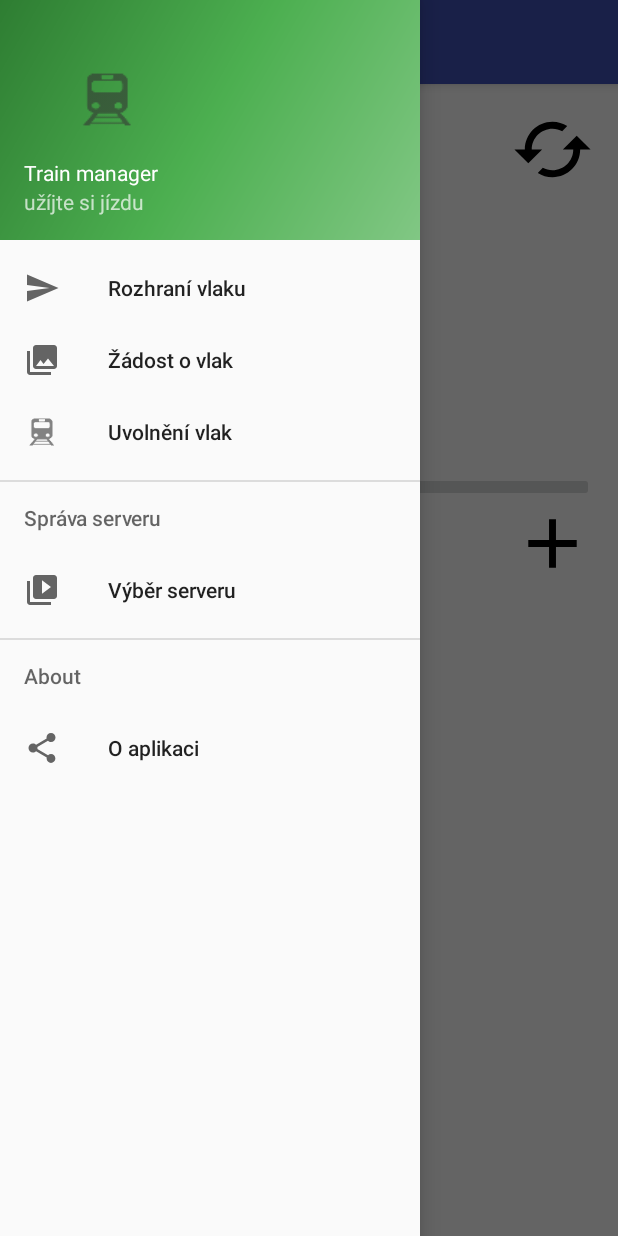
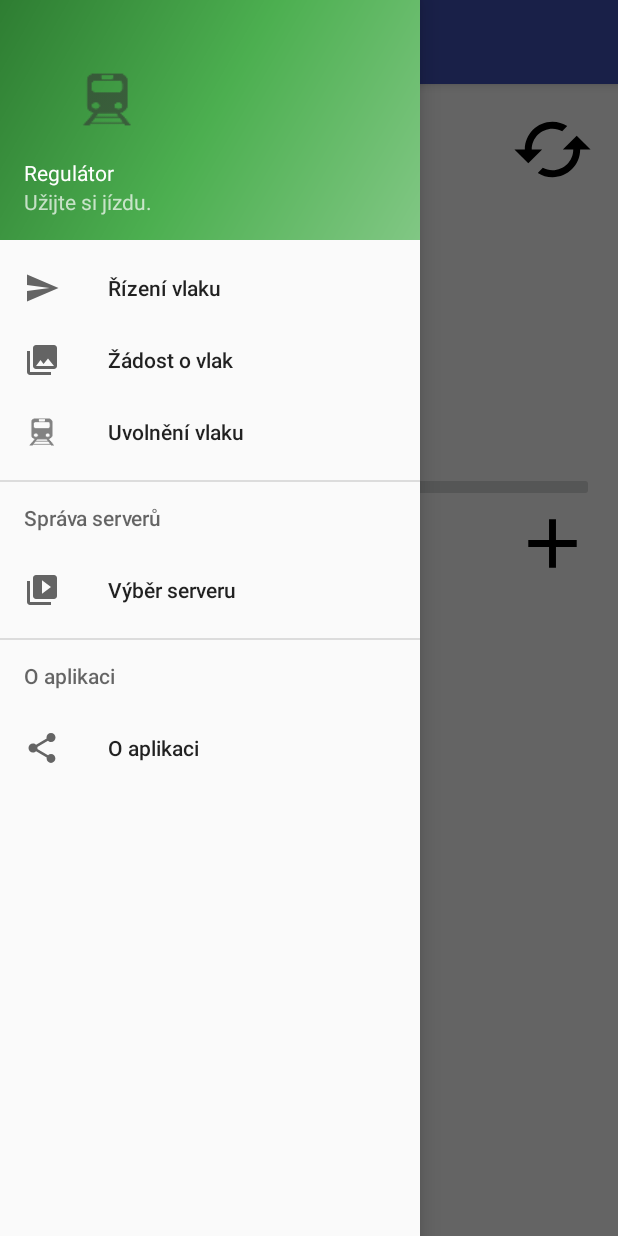
Before and after one commit to kmzbrnoI/hJOPandroidDriver, an Android app: the screen it shows after launch (MainActivity), with the side drawer open, on a phone screen of 412 x 824 dp. Run offline under Robolectric (Android 15) with nearby library versions, the phone set to English and light mode, and no system bars; our stand-ins replace EventBus.

Commit message:
Proper czech strings.

```diff
--- a/app/src/main/java/cz/mendelu/xmarik/train_manager/MainActivity.java
+++ b/app/src/main/java/cz/mendelu/xmarik/train_manager/MainActivity.java
@@ -174,7 +174,7 @@
         lAdapter.notifyDataSetChanged();
         Log.e("reload", "S: reoad done size '" + array.size() + "'");
         Toast.makeText(getApplicationContext(),
-                "vyhledávání serveru skončilo", Toast.LENGTH_LONG)
+                "Vyhledávání serverů dokončeno.", Toast.LENGTH_LONG)
                 .show();
     }
 
--- a/app/src/main/java/cz/mendelu/xmarik/train_manager/Trains_box.java
+++ b/app/src/main/java/cz/mendelu/xmarik/train_manager/Trains_box.java
@@ -192,7 +192,7 @@
 
     @Subscribe
     public void onEvent(ServerOkEvent event) {
-        dialogMessage.setText("Žádost odeslána, čekám na dispečera");
+        dialogMessage.setText("Žádost odeslána, čekám na dispečera.");
     }
 
 
--- a/app/src/main/res/layout/content_about.xml
+++ b/app/src/main/res/layout/content_about.xml
@@ -22,7 +22,7 @@
             android:layout_height="wrap_content"
             android:id="@+id/editText2"
             android:layout_weight="0.66"
-            android:text="aplikace sloužící k ovládání kolejových vozidel mobilním zařízením"
+            android:text="Aplikace sloužící k ovládání kolejových vozidel mobilním zařízením."
             android:editable="false" />
 
     </LinearLayout>
--- a/app/src/main/res/layout/nav_header_main.xml
+++ b/app/src/main/res/layout/nav_header_main.xml
@@ -24,13 +24,13 @@
         android:layout_width="match_parent"
         android:layout_height="wrap_content"
         android:paddingTop="@dimen/nav_header_vertical_spacing"
-        android:text="Train manager"
+        android:text="@string/app_name"
         android:textAppearance="@style/TextAppearance.AppCompat.Body1" />
 
     <TextView
         android:id="@+id/textView"
         android:layout_width="wrap_content"
         android:layout_height="wrap_content"
-        android:text="užíjte si jízdu" />
+        android:text="Užijte si jízdu." />
 
 </LinearLayout>
--- a/app/src/main/res/menu/activity_main_drawer.xml
+++ b/app/src/main/res/menu/activity_main_drawer.xml
@@ -5,7 +5,7 @@
         <item
             android:id="@+id/nav_train_manage"
             android:icon="@drawable/ic_menu_send"
-            android:title="Rozhraní vlaku" />
+            android:title="Řízení vlaku" />
         <item
             android:id="@+id/nav_trains"
             android:icon="@drawable/ic_menu_gallery"
@@ -13,9 +13,9 @@
         <item
             android:id="@+id/nav_ack_trains"
             android:icon="@drawable/ic_train_black"
-            android:title="Uvolnění vlak" />
+            android:title="Uvolnění vlaku" />
 
-        <item android:title="Správa serveru">
+        <item android:title="Správa serverů">
             <menu>
                 <item
                     android:id="@+id/nav_server"
@@ -24,7 +24,7 @@
             </menu>
         </item>
     </group>
-    <item android:title="About">
+    <item android:title="O aplikaci">
         <menu>
             <item
                 android:id="@+id/nav_about"
--- a/app/src/main/res/values/strings.xml
+++ b/app/src/main/res/values/strings.xml
@@ -5,7 +5,7 @@
     <string name="navigation_drawer_close">Close navigation drawer</string>
 
     <string name="action_settings">Nastavení</string>
-    <string name="title_activity_train_handler">Řízení lokomotívy</string>
+    <string name="title_activity_train_handler">Řízení vlaku</string>
     <string name="title_activity_settings">Nastavení</string>
     <string name="title_activity_ack_trains">Autorizované soupravy</string>
     <string name="controlArea">Vyberte cílovou oblast řízení</string>
@@ -14,19 +14,18 @@
     <string name="DirFor">vpřed</string>
     <string name="DirBack">vzad</string>
     <string name="zastav">Idle</string>
-    <string name="poslat">poslat</string>
     <string name="poslatZ">Odeslat žádost</string>
     <string name="žádost">Žádost</string>
-    <string name="zadostOdeslana">Žádost odeslána čekám na server</string>
+    <string name="zadostOdeslana">Žádost odeslána, čekám na server.</string>
     <string name="title_activity_main">Vyberte server</string>
-    <string name="dialogAreaTitle">"Probíhá žádost do oblasti: "</string>
-    <string name="nedostupnaWifi">Wifi připojení není dostupné</string>
-    <string name="autorizaceOk">Server autorizován a připojen</string>
-    <string name="autorizaceErr">Nezdařilo se připojit k serveru</string>
-    <string name="neniServer">Nebyl autorizován žádný server</string>
-    <string name="smazanoServer">servery byly smazány</string>
-    <string name="novaLoko">přijata nová lokomotíva</string>
-    <string name="lokoUvolneno">loko uvolneno</string>
+    <string name="dialogAreaTitle">"Probíhá žádost do stanice "</string>
+    <string name="nedostupnaWifi">Wifi připojení není dostupné.</string>
+    <string name="autorizaceOk">Připojeno a autorizováno.</string>
+    <string name="autorizaceErr">Připojení k serveru se nezdařilo.</string>
+    <string name="neniServer">Nebyl autorizován žádný server.</string>
+    <string name="smazanoServer">Všechny servery byly smazány.</string>
+    <string name="novaLoko">Přijata nová lokomotiva.</string>
+    <string name="lokoUvolneno">Lokomotiva uvolněna.</string>
     <string name="dirBac">vzad</string>
     <string name="opakovat">opakovat</string>
     <string name="uvolnit">Uvolnit</string>
```
